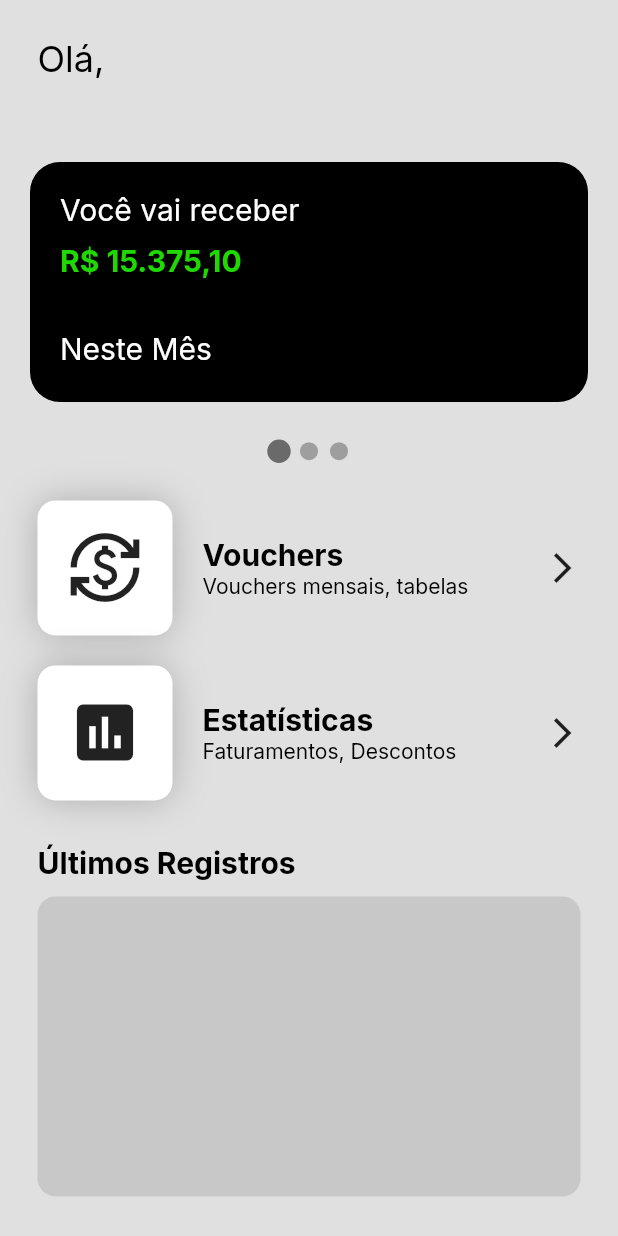
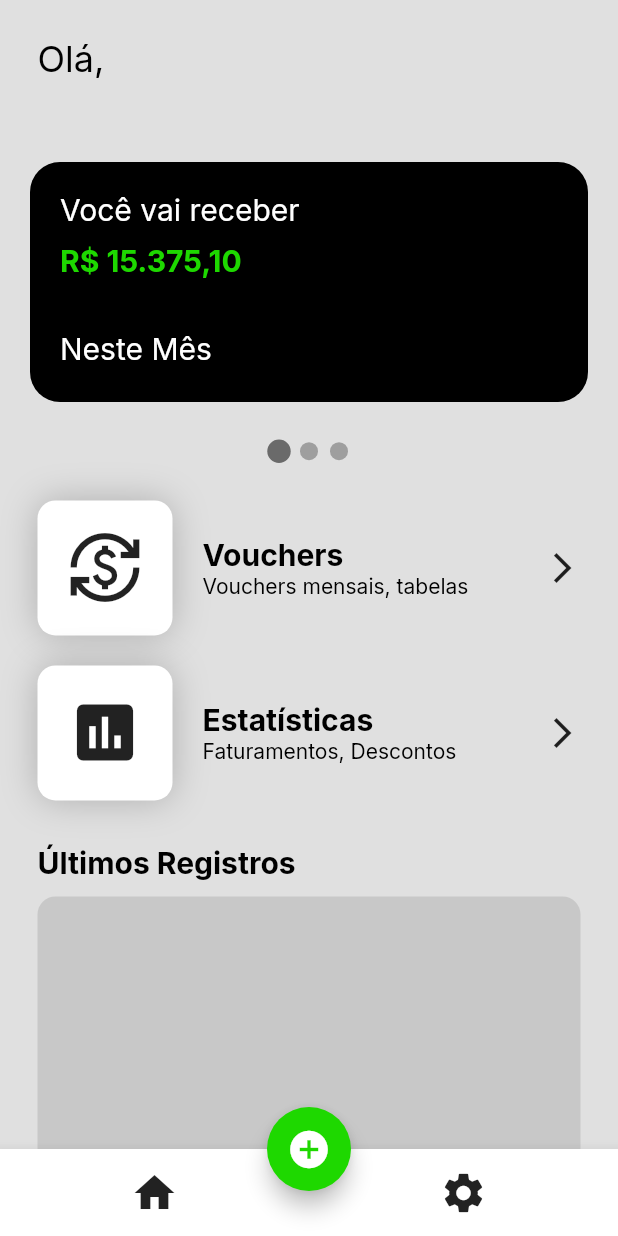
Before and after one commit to marciogabrielsf/Voucher-Crud-App, a Flutter app: the HomeScreen screen opened directly, on a phone screen of 412 x 824 dp. Run offline on Flutter 3.47's test engine with Material 2 defaults, Android fonts, the phone set to English and light mode, and no system bars; drawn by our look-alikes of smooth_page_indicator; our stand-ins replace shared_preferences; accounts and stored records are empty.

Commit message:
Added Navigation bar and bug fixes

```diff
--- /dev/null
+++ b/lib/components/defaultNavigationBar.dart
@@ -0,0 +1,40 @@
+import 'package:flutter/material.dart';
+
+class DefaultBottomNavigation extends StatefulWidget {
+  const DefaultBottomNavigation({
+    Key? key,
+  }) : super(key: key);
+
+  @override
+  State<DefaultBottomNavigation> createState() =>
+      DefaultBottomNavigationState();
+}
+
+class DefaultBottomNavigationState extends State<DefaultBottomNavigation> {
+  @override
+  Widget build(BuildContext context) {
+    return BottomAppBar(
+      child: Padding(
+        padding: const EdgeInsets.symmetric(vertical: 5),
+        child: Row(
+          mainAxisAlignment: MainAxisAlignment.spaceAround,
+          children: [
+            IconButton(
+                onPressed: () {},
+                icon: Icon(
+                  Icons.home,
+                  size: 32,
+                )),
+            IconButton(
+              onPressed: () {},
+              icon: Icon(
+                Icons.settings,
+                size: 32,
+              ),
+            )
+          ],
+        ),
+      ),
+    );
+  }
+}
--- a/lib/screens/home/HomeScreen.dart
+++ b/lib/screens/home/HomeScreen.dart
@@ -1,4 +1,5 @@
 import 'package:flutter/material.dart';
+import 'package:flutter_test_project/components/defaultNavigationBar.dart';
 import 'package:flutter_test_project/screens/home/components/homeBody.dart';
 
 class HomeScreen extends StatelessWidget {
@@ -8,6 +9,13 @@ class HomeScreen extends StatelessWidget {
   Widget build(BuildContext context) {
     return Scaffold(
       body: HomeBody(),
+      floatingActionButton: FloatingActionButton(
+        backgroundColor: Color(0xFF1ED800),
+        onPressed: () {},
+        child: Icon(Icons.add_circle, size: 30),
+      ),
+      floatingActionButtonLocation: FloatingActionButtonLocation.centerDocked,
+      bottomNavigationBar: DefaultBottomNavigation(),
     );
   }
 }
--- a/lib/screens/home/components/homeBody.dart
+++ b/lib/screens/home/components/homeBody.dart
@@ -96,6 +96,7 @@ class _HomeBodyState extends State<HomeBody> {
               dotHeight: 12,
             ),
           ),
+
           SizedBox(
             height: 25,
           ),
--- a/lib/screens/loading/loadingScreen.dart
+++ b/lib/screens/loading/loadingScreen.dart
@@ -1,10 +1,9 @@
 import 'package:flutter/material.dart';
-import 'package:flutter_test_project/api/fetchLogin.dart';
 import 'package:flutter_test_project/constants.dart';
-import 'package:flutter_test_project/models/User.dart';
-import 'package:flutter_test_project/screens/home/HomeScreen.dart';
 import 'package:flutter_test_project/screens/login/loginScreen.dart';
 import 'package:shared_preferences/shared_preferences.dart';
+
+import '../../api/checkToken.dart';
 
 class LoadingScreen extends StatefulWidget {
   const LoadingScreen({super.key});
--- a/lib/screens/signUp/signUpScreen.dart
+++ b/lib/screens/signUp/signUpScreen.dart
@@ -8,9 +8,7 @@ class SignUpScreen extends StatelessWidget {
   Widget build(BuildContext context) {
     return Scaffold(
       appBar: AppBar(
-        leading: BackButton(
-          color: Colors.black,
-        ),
+        leading: BackButton(),
         backgroundColor: Colors.transparent,
         elevation: 0,
       ),
```
